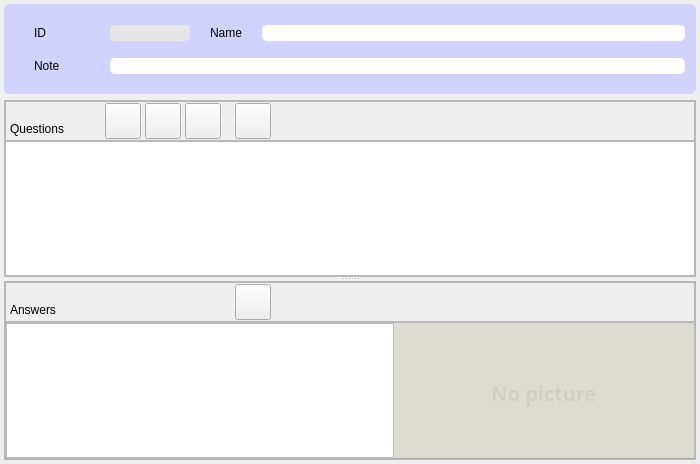
Qt form formeddlg.ui (big-pond/Fingram) before a commit.
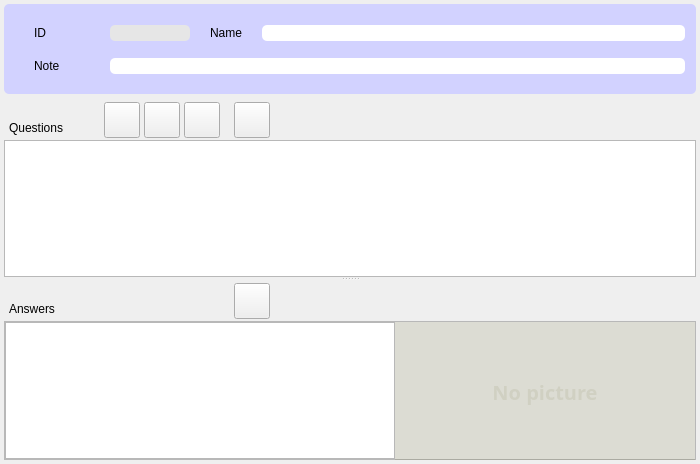
The same form after that commit. Icons and pictures are not drawn.

```diff
--- a/formeddlg.ui
+++ b/formeddlg.ui
@@ -192,7 +192,7 @@
        </size>
       </property>
       <property name="frameShape">
-       <enum>QFrame::StyledPanel</enum>
+       <enum>QFrame::NoFrame</enum>
       </property>
       <property name="frameShadow">
        <enum>QFrame::Raised</enum>
@@ -228,7 +228,7 @@
           </size>
          </property>
          <property name="frameShape">
-          <enum>QFrame::StyledPanel</enum>
+          <enum>QFrame::NoFrame</enum>
          </property>
          <property name="frameShadow">
           <enum>QFrame::Raised</enum>
@@ -380,7 +380,7 @@
        </size>
       </property>
       <property name="frameShape">
-       <enum>QFrame::StyledPanel</enum>
+       <enum>QFrame::NoFrame</enum>
       </property>
       <property name="frameShadow">
        <enum>QFrame::Raised</enum>
@@ -416,7 +416,7 @@
           </size>
          </property>
          <property name="frameShape">
-          <enum>QFrame::StyledPanel</enum>
+          <enum>QFrame::NoFrame</enum>
          </property>
          <property name="frameShadow">
           <enum>QFrame::Raised</enum>
```
